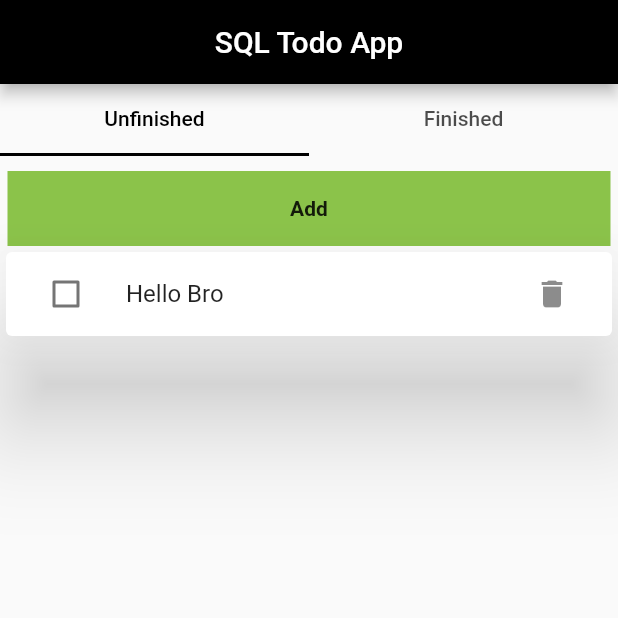
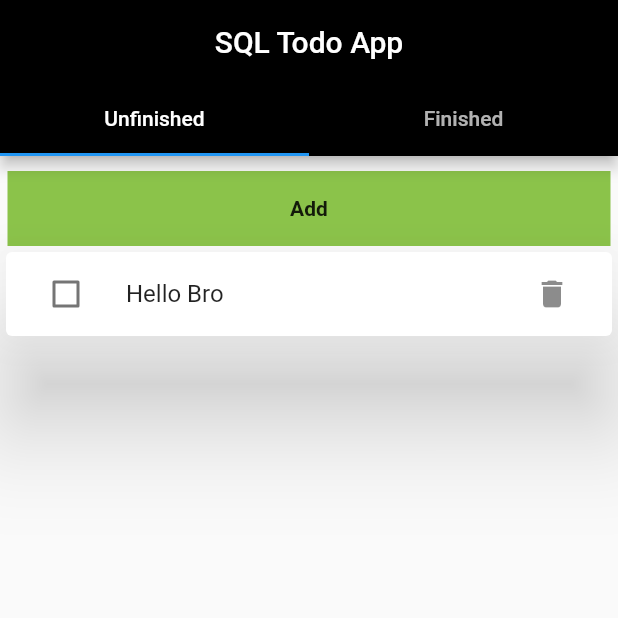
Before and after one commit to edewindt/todo_sqlflite, a Flutter app: the screen it shows after launch, on a phone screen of 412 x 824 dp, the top half of it. Run offline on Flutter 3.47's test engine with Material 2 defaults, Android fonts, the light colour scheme and no system bars.

Commit message:
refactored tabview

```diff
--- a/lib/main.dart
+++ b/lib/main.dart
@@ -11,8 +11,6 @@ class TodoApp extends StatelessWidget {
 
   @override
   Widget build(BuildContext context) {
-    return Scaffold(
-        appBar: AppBar(title: const Text("SQL Todo App"), centerTitle: true,backgroundColor: Colors.black,),
-        body: const TabScreen());
+    return TabScreen();
   }
 }
--- a/lib/tabs.dart
+++ b/lib/tabs.dart
@@ -9,10 +9,13 @@ class TabScreen extends StatelessWidget {
     return DefaultTabController(
         length: 2,
         child: Scaffold(
-          appBar: TabBar(
-            indicatorColor: Colors.black,
-            labelColor: Colors.black,
-              tabs: [Tab(child: Text("Unfinished")), Tab(child: Text("Finished"))]),
+          appBar: AppBar(
+            backgroundColor: Colors.black,
+            title: Text("SQL Todo App"),
+            centerTitle: true,
+            bottom: TabBar(
+                tabs: [Tab(child: Text("Unfinished")), Tab(child: Text("Finished"))]),
+          ),
           body: TabBarView(children: [TodoList(), Placeholder()]),
         ));
   }
```
